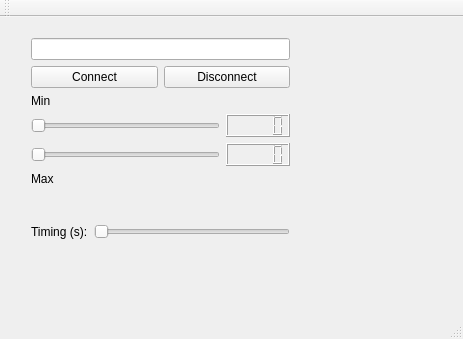
The window that QtTcpClientProducer/mainwindow.ui (igorcbrito/projeto_ip) describes before a commit, drawn with Qt 5.
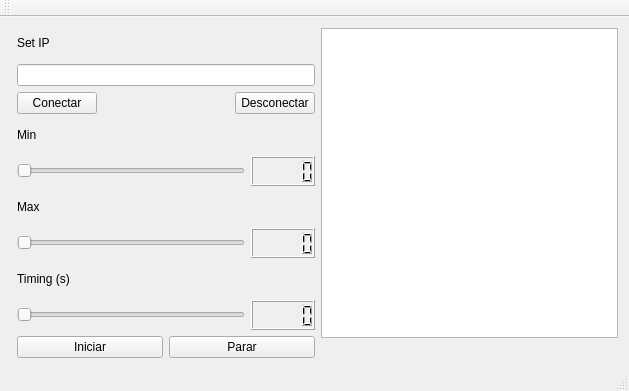
The same window after the commit.

Patch:
```diff
--- a/QtTcpClientProducer/mainwindow.ui
+++ b/QtTcpClientProducer/mainwindow.ui
@@ -6,132 +6,163 @@
    <rect>
     <x>0</x>
     <y>0</y>
-    <width>463</width>
-    <height>339</height>
+    <width>629</width>
+    <height>391</height>
    </rect>
   </property>
   <property name="windowTitle">
    <string>MainWindow</string>
   </property>
   <widget class="QWidget" name="centralWidget">
-   <widget class="QWidget" name="">
-    <property name="geometry">
-     <rect>
-      <x>20</x>
-      <y>10</y>
-      <width>281</width>
-      <height>223</height>
-     </rect>
-    </property>
-    <layout class="QVBoxLayout" name="verticalLayout_4">
+   <layout class="QHBoxLayout" name="horizontalLayout_7">
      <item>
-      <layout class="QVBoxLayout" name="verticalLayout_3">
+     <widget class="QWidget" name="widget" native="true"/>
+    </item>
+    <item>
+     <layout class="QHBoxLayout" name="horizontalLayout_6">
        <item>
         <layout class="QVBoxLayout" name="verticalLayout">
+        <item>
+         <widget class="QLabel" name="label_4">
+          <property name="text">
+           <string>Set IP</string>
+          </property>
+         </widget>
+        </item>
          <item>
           <widget class="QLineEdit" name="lineEdit"/>
          </item>
          <item>
-          <layout class="QHBoxLayout" name="horizontalLayout">
+         <layout class="QHBoxLayout" name="horizontalLayout_5">
            <item>
-            <widget class="QPushButton" name="pushButton_connect">
+           <widget class="QPushButton" name="pushButtonConectar">
              <property name="text">
-              <string>Connect</string>
+             <string>Conectar</string>
              </property>
             </widget>
            </item>
            <item>
-            <widget class="QPushButton" name="pushButton_disconnect">
-             <property name="text">
-              <string>Disconnect</string>
-             </property>
-            </widget>
-           </item>
-          </layout>
-         </item>
-        </layout>
-       </item>
-       <item>
-        <widget class="QLabel" name="label">
-         <property name="text">
-          <string>Min</string>
-         </property>
-        </widget>
-       </item>
-       <item>
-        <layout class="QVBoxLayout" name="verticalLayout_2">
-         <item>
-          <layout class="QHBoxLayout" name="horizontalLayout_3">
-           <item>
-            <widget class="QSlider" name="horizontalSlider">
+           <spacer name="horizontalSpacer">
              <property name="orientation">
               <enum>Qt::Horizontal</enum>
-             </property>
-            </widget>
-           </item>
-           <item>
-            <widget class="QLCDNumber" name="lcdNumber"/>
-           </item>
-          </layout>
-         </item>
-         <item>
-          <layout class="QHBoxLayout" name="horizontalLayout_2">
-           <item>
-            <widget class="QSlider" name="horizontalSlider_2">
-             <property name="orientation">
-              <enum>Qt::Horizontal</enum>
-             </property>
-            </widget>
-           </item>
-           <item>
-            <widget class="QLCDNumber" name="lcdNumber_2"/>
-           </item>
-          </layout>
-         </item>
-        </layout>
-       </item>
-       <item>
-        <widget class="QLabel" name="label_2">
-         <property name="text">
-          <string>Max</string>
-         </property>
-        </widget>
-       </item>
-      </layout>
-     </item>
-     <item>
-      <spacer name="verticalSpacer">
-       <property name="orientation">
-        <enum>Qt::Vertical</enum>
        </property>
        <property name="sizeHint" stdset="0">
         <size>
-         <width>20</width>
-         <height>18</height>
+              <width>18</width>
+              <height>20</height>
         </size>
        </property>
       </spacer>
      </item>
      <item>
+           <widget class="QPushButton" name="pushButtonDesconectar">
+            <property name="text">
+             <string>Desconectar</string>
+            </property>
+           </widget>
+          </item>
+         </layout>
+        </item>
+        <item>
+         <widget class="QLabel" name="label_2">
+          <property name="text">
+           <string>Min</string>
+          </property>
+         </widget>
+        </item>
+        <item>
       <layout class="QHBoxLayout" name="horizontalLayout_4">
        <item>
+           <widget class="QSlider" name="horizontalSlider_min">
+            <property name="orientation">
+             <enum>Qt::Horizontal</enum>
+            </property>
+           </widget>
+          </item>
+          <item>
+           <widget class="QLCDNumber" name="lcdNumberMin"/>
+          </item>
+         </layout>
+        </item>
+        <item>
         <widget class="QLabel" name="label_3">
          <property name="text">
-          <string>Timing (s):</string>
+           <string>Max</string>
          </property>
         </widget>
        </item>
        <item>
-        <widget class="QSlider" name="horizontalSlider_3">
+         <layout class="QHBoxLayout" name="horizontalLayout_3">
+          <item>
+           <widget class="QSlider" name="horizontalSlider_max">
          <property name="orientation">
           <enum>Qt::Horizontal</enum>
          </property>
         </widget>
        </item>
-      </layout>
-     </item>
-    </layout>
-   </widget>
+          <item>
+           <widget class="QLCDNumber" name="lcdNumberMax"/>
+          </item>
+         </layout>
+        </item>
+        <item>
+         <widget class="QLabel" name="label">
+          <property name="text">
+           <string>Timing (s)</string>
+          </property>
+         </widget>
+        </item>
+        <item>
+         <layout class="QHBoxLayout" name="horizontalLayout_2">
+          <item>
+           <widget class="QSlider" name="horizontalSlider_Timing">
+            <property name="orientation">
+             <enum>Qt::Horizontal</enum>
+            </property>
+           </widget>
+          </item>
+          <item>
+           <widget class="QLCDNumber" name="lcdNumber"/>
+          </item>
+         </layout>
+        </item>
+        <item>
+         <layout class="QHBoxLayout" name="horizontalLayout">
+          <item>
+           <widget class="QPushButton" name="pushButtonPut">
+            <property name="text">
+             <string>Iniciar</string>
+            </property>
+           </widget>
+          </item>
+          <item>
+           <widget class="QPushButton" name="pushButtonParar">
+            <property name="text">
+             <string>Parar</string>
+            </property>
+           </widget>
+          </item>
+         </layout>
+        </item>
+       </layout>
+      </item>
+      <item>
+       <layout class="QVBoxLayout" name="verticalLayout_2">
+        <item>
+         <widget class="QTextBrowser" name="textBrowser"/>
+        </item>
+        <item>
+         <widget class="QLabel" name="labelVerifica">
+          <property name="text">
+           <string/>
+          </property>
+         </widget>
+        </item>
+       </layout>
+      </item>
+     </layout>
+    </item>
+   </layout>
   </widget>
   <widget class="QMenuBar" name="menuBar">
    <property name="geometry">
```
Left out of the diff: 53 changed lines with no effect on the pictures. Lines whose indentation alone changed are shown as unchanged.
